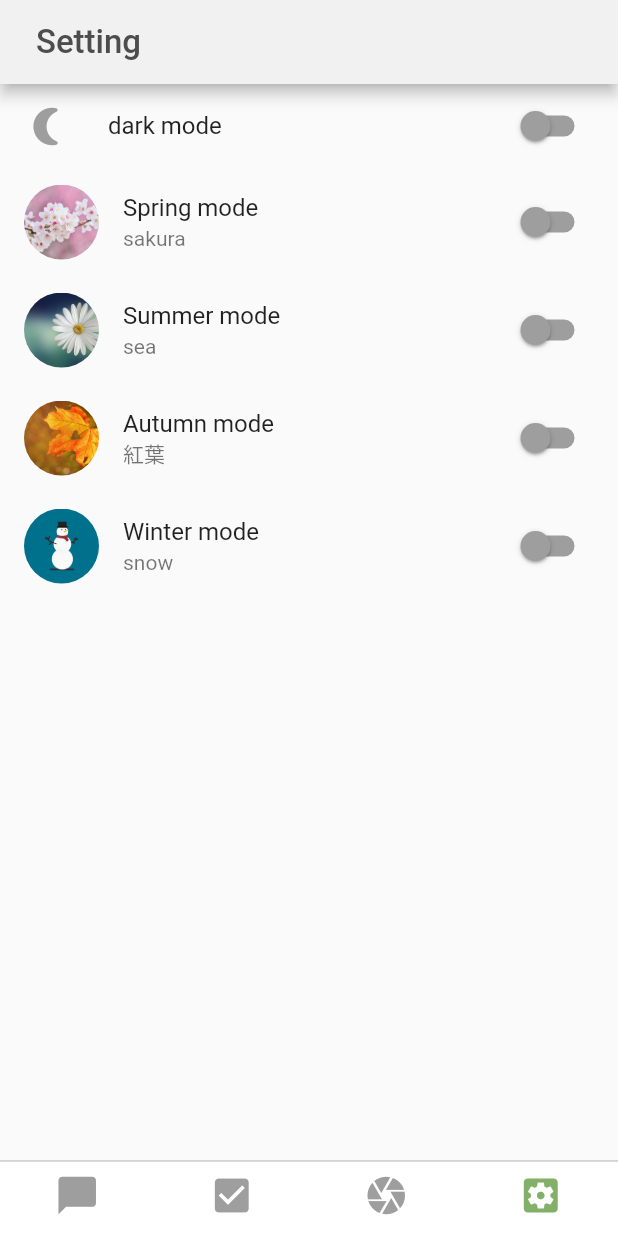
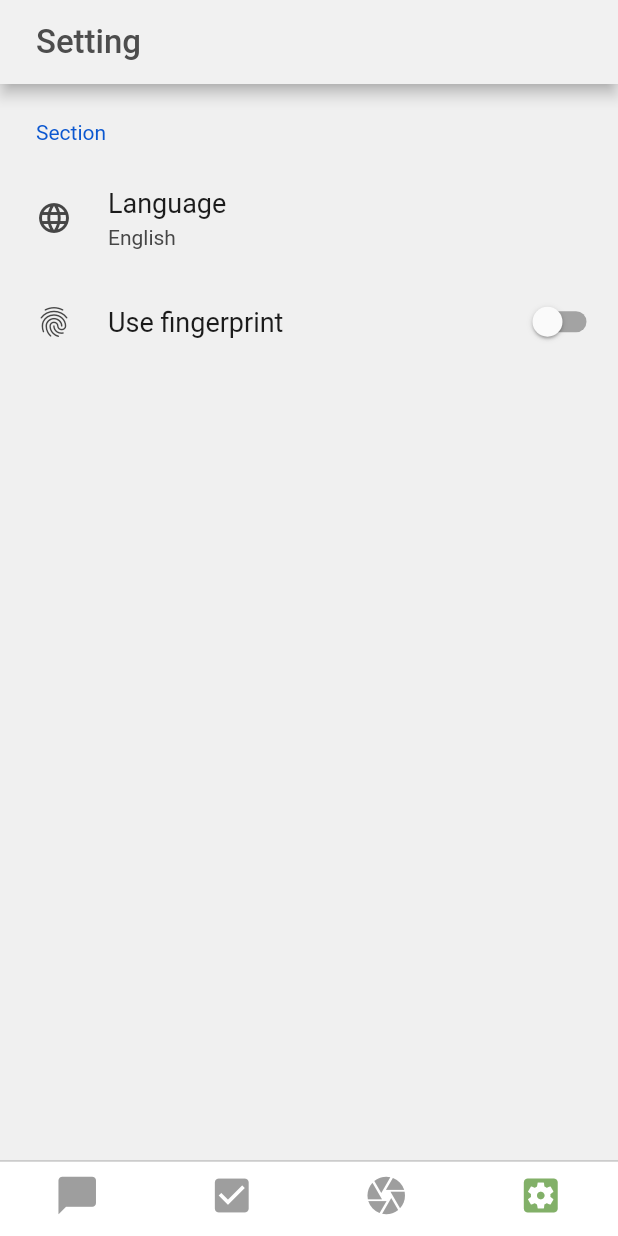
Before and after one commit to kabigon-li/flutter-practice, a Flutter app: the screen it shows after launch, item 4 of the bottom bar chosen, on a phone screen of 412 x 824 dp. Run offline on Flutter 3.47's test engine with Material 2 defaults, Android fonts, the phone set to English and light mode, and no system bars; drawn by our look-alikes of settings_ui; our stand-ins replace flutter_calendar_carousel, fluttertoast, image_picker, sqflite; accounts and stored records are empty; Roboto replaces fonts that are missing (iconfont).

Commit message:
update: mypage dart mode setting package

```diff
--- a/lib/tab/mypage.dart
+++ b/lib/tab/mypage.dart
@@ -1,9 +1,10 @@
 import 'package:flutter/material.dart';
 import 'package:provider/provider.dart';
 import 'package:wechat_like_memo/constant/constants.dart';
-import 'package:wechat_like_memo/pages/loginPage.dart';
+
 import 'package:wechat_like_memo/provider/appTheme_provider.dart';
 import 'package:wechat_like_memo/provider/settings_provider.dart';
+import 'package:settings_ui/settings_ui.dart';
 
 class MyPage extends StatefulWidget {
   MyPage({Key key}) : super(key: key);
@@ -25,9 +26,8 @@ class _MyPageState extends State<MyPage> {
         appBar: AppBar(
           centerTitle: true,
           backgroundColor: themeColor,
-
           title: Padding(
-            padding: const EdgeInsets.only(left:8.0),
+            padding: const EdgeInsets.only(left: 8.0),
             child: Align(
               alignment: Alignment.topLeft,
               child: Row(
@@ -45,40 +45,47 @@ class _MyPageState extends State<MyPage> {
             ),
           ),
         ),
-        body: Container(
-          child: Column(
-            children: <Widget>[
+        body:
             // dark mode
-              SwitchListTile(
-                // 右：valueはture,左：valueはfalse
-                value: theme.isDark,
-                onChanged: (_) {
-                  theme.changeMode();
-                },
-                activeColor: Colors.blue,
-                activeTrackColor: Colors.blue,
-                inactiveThumbColor: Colors.grey,
-                inactiveTrackColor: Colors.grey,
-                secondary: new Icon(
-                  Icons.nightlight_round,
-                  color: _active ? Colors.orange[700] : Colors.grey[500],
-                  size: 30.0,
+            SizedBox(
+              height: 1000,
+              width: 500,
+              child: SettingsList(
+                sections: [
+                  SettingsSection(
+                    title: 'Section',
+                    tiles: [
+                      SettingsTile(
+                        title: 'Language',
+                        subtitle: 'English',
+                        leading: Icon(Icons.language),
+                        onPressed: (BuildContext context) {},
                       ),
-                title: Text('dark mode'),
+                      SettingsTile.switchTile(
+                        title: 'Use fingerprint',
+                        leading: Icon(Icons.fingerprint),
+                        switchValue: theme.isDark,
+                        onToggle: (bool value) {},
                       ),
-
-              // spring背景設定
-              springMode(),
-
-              //summer 背景設定
-              summerMode(),
-
-              autumnMode(),
-
-              winterMode(),
+                    ],
+                  ),
                 ],
               ),
             ),
+
+            // // spring背景設定
+            // springMode(),
+
+            // //summer 背景設定
+            // summerMode(),
+
+            // autumnMode(),
+
+            // winterMode(),
+
+
+
+
       ),
     );
   }
@@ -174,7 +181,6 @@ class _MyPageState extends State<MyPage> {
   }
 
   autumnMode() {
-
     final season = Provider.of<SeasonsMode>(context);
     return Stack(children: [
       Container(
@@ -261,5 +267,4 @@ class _MyPageState extends State<MyPage> {
       ),
     ]);
   }
-
 }
--- a/pubspec.yaml
+++ b/pubspec.yaml
@@ -22,6 +22,7 @@ dependencies:
   table_calendar: ^2.3.3
   flutter_calendar_carousel: ^1.3.16
   fluttertoast: ^7.1.8
+  settings_ui: ^1.0.0
 
 dev_dependencies:
   flutter_test:
```
Also changed, not shown: lib/pages/settingPage.dart (added, +108 -0 lines), pubspec.lock. Lines whose indentation alone changed are shown as unchanged.
